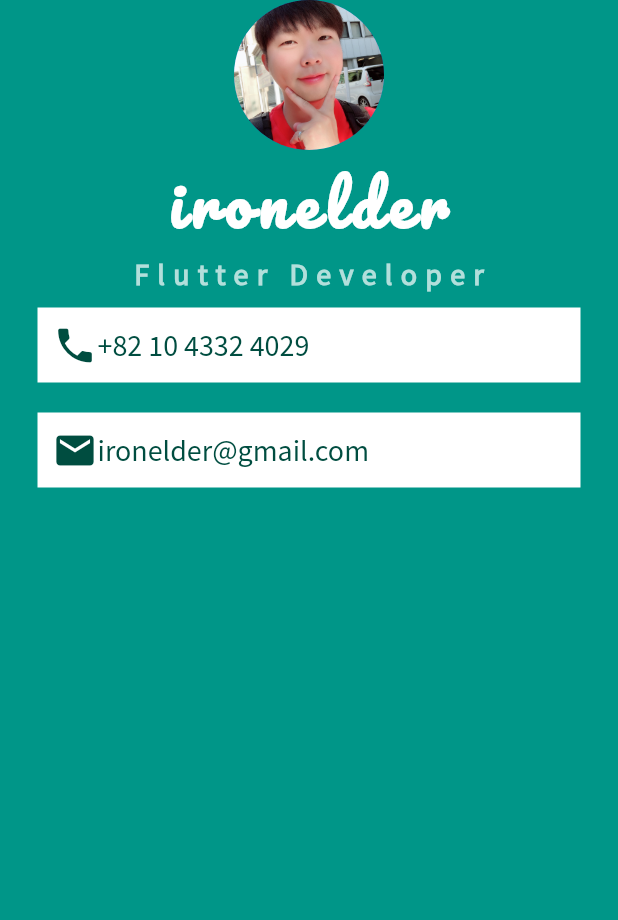
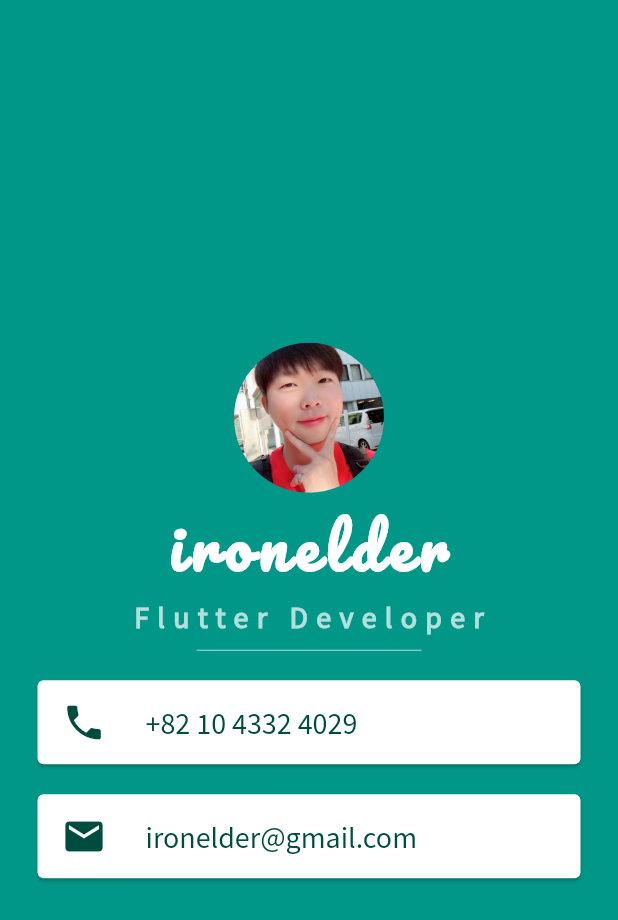
Before and after one commit to ironelder/MyProfileCard, a Flutter app: the screen it shows after launch, on a phone screen of 412 x 824 dp. Shown: the top 920 px of the screen. Run offline on Flutter 3.47's test engine with Material 2 defaults, Android fonts, the phone set to English and light mode, and no system bars.

Commit message:
Complete Profile Card

```diff
--- a/flutterprofilecard/lib/main.dart
+++ b/flutterprofilecard/lib/main.dart
@@ -12,6 +12,7 @@ class MyProfile extends StatelessWidget {
         backgroundColor: Colors.teal,
         body: SafeArea(
           child: Column(
+            mainAxisAlignment: MainAxisAlignment.center,
             children: <Widget>[
               CircleAvatar(
                 radius: 50.0,
@@ -36,46 +37,47 @@ class MyProfile extends StatelessWidget {
                     letterSpacing: 5.5,
                     fontWeight: FontWeight.bold),
               ),
-              Container(
-                padding: EdgeInsets.all(10.0),
+              SizedBox(
+                height: 20.0,
+                width: 150.0,
+                child: Divider(
+                  color: Colors.teal.shade100,
+                ),
+              ),
+              Card(
                 color: Colors.white,
                 margin: EdgeInsets.symmetric(vertical: 10.0, horizontal: 25.0),
-                child: Row(
-                  children: <Widget>[
-                    Icon(
+                child: ListTile(
+                  leading: Icon(
                     Icons.phone,
                     color: Colors.teal.shade900,
                     size: 30.0,
                   ),
-                    Text(
+                  title: Text(
                     '+82 10 4332 4029',
                     style: TextStyle(
                         fontSize: 20.0,
                         color: Colors.teal.shade900,
                         fontFamily: 'Source Sans Pro'),
-                    )
-                  ],
                   ),
                 ),
-              Container(
+              ),
+              Card(
                 color: Colors.white,
-                padding: EdgeInsets.all(10.0),
                 margin: EdgeInsets.symmetric(vertical: 10.0, horizontal: 25.0),
-                child: Row(
-                  children: <Widget>[
-                    Icon(
+                child: ListTile(
+                  leading: Icon(
                     Icons.email,
                     color: Colors.teal.shade900,
                     size: 30.0,
                   ),
-                    Text(
+                  title: Text(
                     'ironelder@gmail.com',
                     style: TextStyle(
                         fontSize: 20.0,
                         color: Colors.teal.shade900,
                         fontFamily: 'Source Sans Pro'),
-                    )
-                  ],
+                  ),
                 ),
               )
             ],
```
Lines whose indentation alone changed are shown as unchanged.
